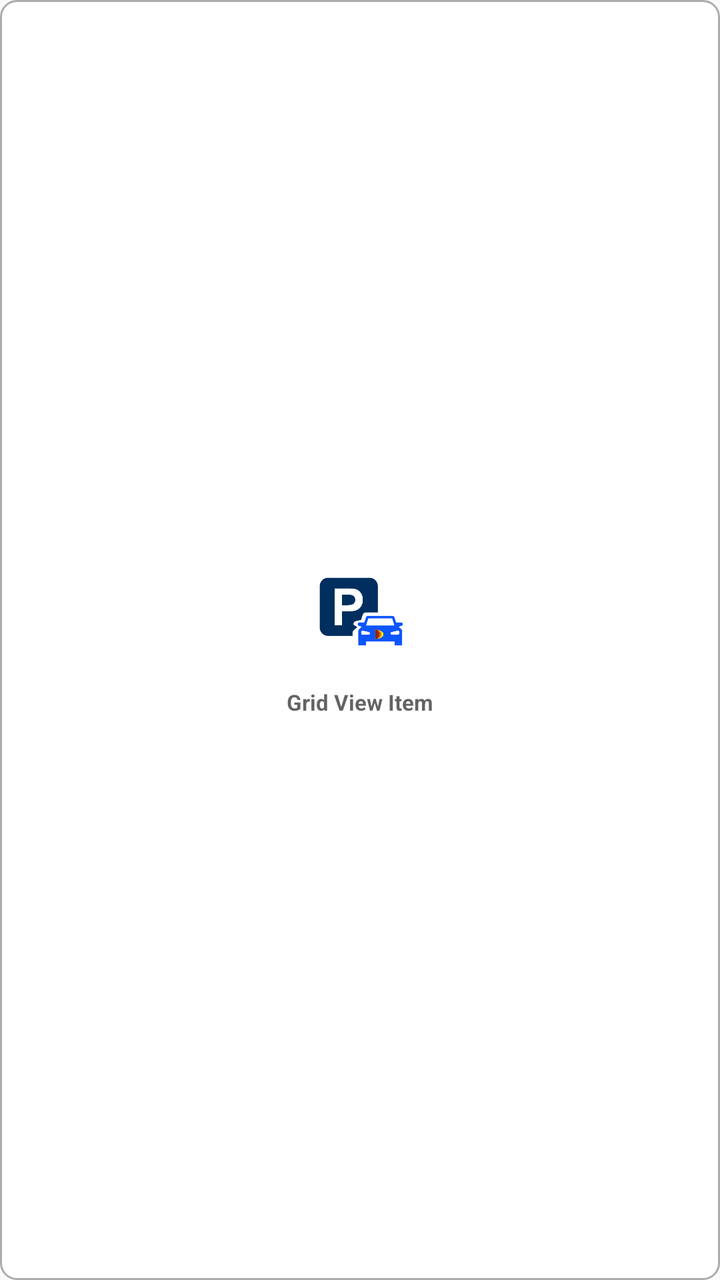
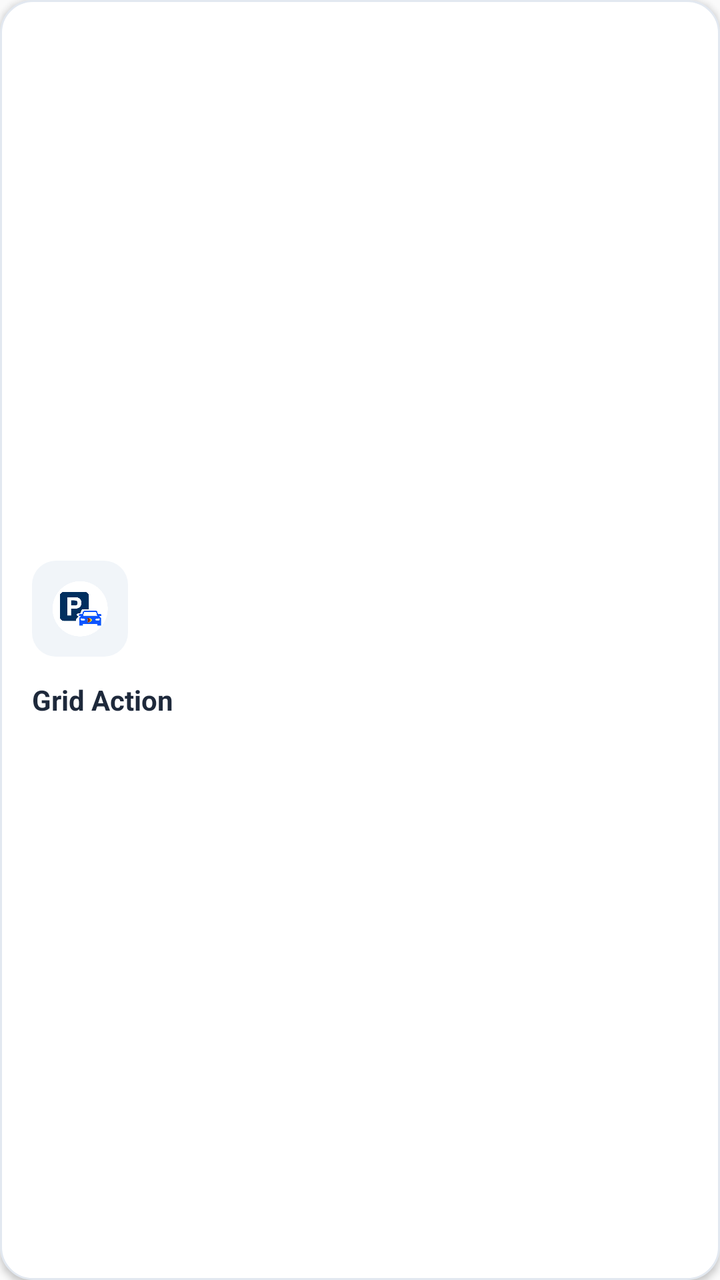

Before-and-after screenshots of an Android layout around one commit, followed by the original layout XML and the change that was made.
<!-- AndroidManifest.xml: application theme AppTheme -->
<!-- res/layout/gridview_custom_layout.xml -->
<?xml version="1.0" encoding="utf-8"?>
<LinearLayout xmlns:android="http://schemas.android.com/apk/res/android"
    xmlns:app="http://schemas.android.com/apk/res-auto"
    android:id="@+id/android_gridview_custom_layout"
    android:layout_width="match_parent"
    android:layout_height="match_parent"
    android:background="@drawable/border"
    android:gravity="center"
    android:orientation="vertical"
    android:padding="10dp">

    <androidx.appcompat.widget.AppCompatImageView
        android:id="@+id/gridview_image"
        android:layout_width="56dp"
        android:layout_height="56dp"
        android:layout_marginTop="10sp"
        android:scaleType="fitCenter"
        android:contentDescription="@null"
        android:src="@drawable/ic_launcher" />

    <TextView
        android:id="@+id/gridview_text"
        android:layout_width="match_parent"
        android:layout_height="wrap_content"
        android:layout_marginTop="10sp"
        android:layout_marginBottom="14sp"
        android:gravity="center"
        android:text="Grid View Item"
        android:textColor="#9c000000"
        android:textSize="11sp"
        android:textStyle="bold" />
</LinearLayout>
<!-- resources referenced by this layout -->
<resources>
  <!-- drawable border (drawable) -->
  <?xml version="1.0" encoding="UTF-8"?>
  <shape xmlns:android="http://schemas.android.com/apk/res/android"
      android:shape="rectangle">
      <corners android:radius="8dp" />
      <solid android:color="#FFFFFF" />
      <stroke
          android:width="1dp"
          android:color="#ACACAC" />
  </shape>
  <!-- drawable ic_launcher: png bitmap (drawable, 11172 bytes) -->
  <style name="AppTheme" parent="Theme.AppCompat.Light.DarkActionBar">
          
          <item name="colorPrimary">@color/colorPrimary</item>
          <item name="colorPrimaryDark">@color/colorPrimaryDark</item>
          <item name="colorAccent">@color/colorAccent</item>
      </style>
  <color name="colorPrimary">#3F51B5</color>
  <color name="colorPrimaryDark">#303F9F</color>
  <color name="colorAccent">#6495ED</color>
</resources>

<!-- the commit's change to res/layout/gridview_custom_layout.xml (unified diff, before → after) -->
@@ -1,32 +1,40 @@
 <?xml version="1.0" encoding="utf-8"?>
 <LinearLayout xmlns:android="http://schemas.android.com/apk/res/android"
-    xmlns:app="http://schemas.android.com/apk/res-auto"
     android:id="@+id/android_gridview_custom_layout"
     android:layout_width="match_parent"
-    android:layout_height="match_parent"
-    android:background="@drawable/border"
-    android:gravity="center"
+    android:layout_height="wrap_content"
+    android:background="@drawable/bg_menu_card"
+    android:elevation="2dp"
+    android:gravity="left|center_vertical"
     android:orientation="vertical"
-    android:padding="10dp">
+    android:padding="16dp">
 
-    <androidx.appcompat.widget.AppCompatImageView
-        android:id="@+id/gridview_image"
-        android:layout_width="56dp"
-        android:layout_height="56dp"
-        android:layout_marginTop="10sp"
-        android:scaleType="fitCenter"
-        android:contentDescription="@null"
-        android:src="@drawable/ic_launcher" />
+    
+    <FrameLayout
+        android:id="@+id/icon_box_container"
+        android:layout_width="48dp"
+        android:layout_height="48dp"
+        android:background="@drawable/bg_icon_container"
+        android:padding="10dp">
+
+        <androidx.appcompat.widget.AppCompatImageView
+            android:id="@+id/gridview_image"
+            android:layout_width="match_parent"
+            android:layout_height="match_parent"
+            android:layout_gravity="center"
+            android:contentDescription="@null"
+            android:scaleType="fitCenter"
+            android:src="@drawable/ic_launcher" />
+    </FrameLayout>
 
     <TextView
         android:id="@+id/gridview_text"
         android:layout_width="match_parent"
         android:layout_height="wrap_content"
-        android:layout_marginTop="10sp"
-        android:layout_marginBottom="14sp"
-        android:gravity="center"
-        android:text="Grid View Item"
-        android:textColor="#9c000000"
-        android:textSize="11sp"
+        android:layout_marginTop="12dp"
+        android:text="Grid Action"
+        android:textColor="#1E293B"
+        android:textSize="14sp"
         android:textStyle="bold" />
+
 </LinearLayout>
<!-- resource entries referenced after the edit -->
@@ -1,15 +1,29 @@
 <!-- resources referenced by this layout -->
 <resources>
-  <!-- drawable border (drawable) -->
-  <?xml version="1.0" encoding="UTF-8"?>
-  <shape xmlns:android="http://schemas.android.com/apk/res/android"
-      android:shape="rectangle">
-      <corners android:radius="8dp" />
-      <solid android:color="#FFFFFF" />
-      <stroke
-          android:width="1dp"
-          android:color="#ACACAC" />
+  <!-- drawable bg_icon_container (drawable) -->
+  <?xml version="1.0" encoding="utf-8"?>
+  <shape xmlns:android="http://schemas.android.com/apk/res/android">
+      <solid android:color="#F1F5F9" />
+      <corners android:radius="12dp" />
   </shape>
+  <!-- drawable bg_menu_card (drawable) -->
+  <?xml version="1.0" encoding="utf-8"?>
+  <selector xmlns:android="http://schemas.android.com/apk/res/android">
+      <item android:state_pressed="true">
+          <shape>
+              <solid android:color="#F8FAFC" />
+              <corners android:radius="16dp" />
+              <stroke android:width="1.5dp" android:color="#2563EB" />
+          </shape>
+      </item>
+      <item>
+          <shape>
+              <solid android:color="#FFFFFF" />
+              <corners android:radius="16dp" />
+              <stroke android:width="1dp" android:color="#E2E8F0" />
+          </shape>
+      </item>
+  </selector>
   <!-- drawable ic_launcher: png bitmap (drawable, 11172 bytes) -->
   <style name="AppTheme" parent="Theme.AppCompat.Light.DarkActionBar">
           
